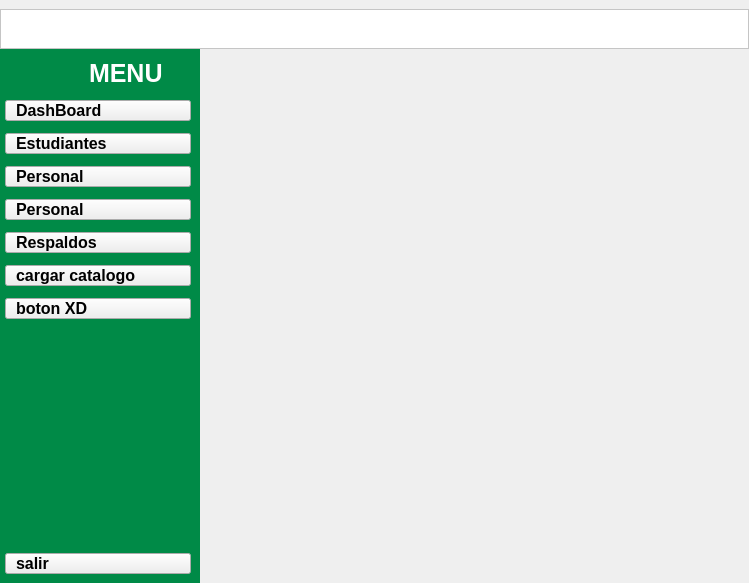
Enmanuel-86/TELA-APP, file recursos_graficos_y_logicos/elementos_graficos_ui/pantalla_principal.ui: the form before one commit.
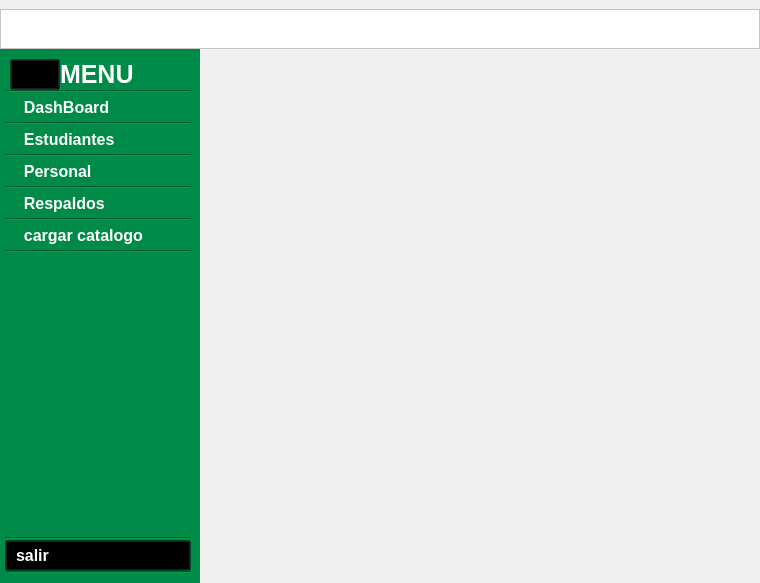
The form after the commit. Icons and pictures are not drawn.

Commit message: Nuevos ajustes para el sidebar

Patch:
```diff
--- a/recursos_graficos_y_logicos/elementos_graficos_ui/pantalla_principal.ui
+++ b/recursos_graficos_y_logicos/elementos_graficos_ui/pantalla_principal.ui
@@ -6,13 +6,16 @@
    <rect>
     <x>0</x>
     <y>0</y>
-    <width>749</width>
+    <width>760</width>
     <height>583</height>
    </rect>
   </property>
   <property name="windowTitle">
    <string>MainWindow</string>
   </property>
+  <property name="styleSheet">
+   <string notr="true"/>
+  </property>
   <widget class="QWidget" name="centralwidget">
    <layout class="QGridLayout" name="gridLayout">
     <property name="leftMargin">
@@ -260,10 +263,16 @@
          <widget class="QFrame" name="side_bar">
           <property name="minimumSize">
            <size>
-            <width>181</width>
+            <width>100</width>
             <height>351</height>
            </size>
           </property>
+          <property name="maximumSize">
+           <size>
+            <width>200</width>
+            <height>16777215</height>
+           </size>
+          </property>
           <property name="styleSheet">
            <string notr="true">QFrame{
 
@@ -282,7 +291,7 @@
           </property>
           <layout class="QVBoxLayout" name="verticalLayout_2">
            <property name="spacing">
-            <number>12</number>
+            <number>0</number>
            </property>
            <property name="leftMargin">
             <number>5</number>
@@ -292,10 +301,21 @@
            </property>
            <item>
             <widget class="QFrame" name="frame">
+             <property name="styleSheet">
+              <string notr="true">QFrame{
+
+	padding:0px 0px 0px 5px;
+
+}
+</string>
+             </property>
              <layout class="QHBoxLayout" name="horizontalLayout_2">
               <property name="spacing">
                <number>0</number>
               </property>
+              <property name="sizeConstraint">
+               <enum>QLayout::SetNoConstraint</enum>
+              </property>
               <property name="leftMargin">
                <number>0</number>
               </property>
@@ -308,27 +328,87 @@
               <property name="bottomMargin">
                <number>0</number>
               </property>
-              <item>
-               <widget class="QLabel" name="label_2">
+              <item alignment="Qt::AlignLeft">
+               <widget class="QPushButton" name="boton_menu">
                 <property name="maximumSize">
                  <size>
-                  <width>40</width>
-                  <height>30</height>
+                  <width>62</width>
+                  <height>16777215</height>
                  </size>
                 </property>
+                <property name="font">
+                 <font>
+                  <family>Arial</family>
+                  <pointsize>12</pointsize>
+                  <weight>75</weight>
+                  <bold>true</bold>
+                 </font>
+                </property>
+                <property name="styleSheet">
+                 <string notr="true">QPushButton {
+    /* Mantiene el icono a la izquierda y el texto más a la derecha */
+    text-align: left;
+    
+	background:transparent; 
+	
+	color: rgb(255, 255, 255);
+	
+
+	padding:5px 0px 5px 5px;
+
+}
+
+QPushButton:hover {
+
+
+	
+	background-color: rgb(0, 89, 45);
+
+}
+
+QPushButton:checked{
+
+
+	
+	background-color: rgb(0, 89, 45);
+
+}
+
+
+
+</string>
+                </property>
                 <property name="text">
                  <string/>
                 </property>
                 <property name="pixmap">
                  <pixmap>../recursos_de_imagenes/iconos_de_interfaz/menu.png</pixmap>
                 </property>
-                <property name="scaledContents">
-                 <bool>true</bool>
+                <property name="iconSize">
+                 <size>
+                  <width>30</width>
+                  <height>30</height>
+                 </size>
+                </property>
+                <property name="autoDefault">
+                 <bool>false</bool>
+                </property>
+                <property name="default">
+                 <bool>false</bool>
+                </property>
+                <property name="flat">
+                 <bool>false</bool>
                 </property>
                </widget>
               </item>
-              <item>
-               <widget class="QLabel" name="label_3">
+              <item alignment="Qt::AlignLeft">
+               <widget class="QLabel" name="label_menu">
+                <property name="sizePolicy">
+                 <sizepolicy hsizetype="Preferred" vsizetype="Preferred">
+                  <horstretch>10</horstretch>
+                  <verstretch>0</verstretch>
+                 </sizepolicy>
+                </property>
                 <property name="maximumSize">
                  <size>
                   <width>80</width>
@@ -348,6 +428,7 @@
 
 	
 	color: rgb(255, 255, 255);
+	padding:0px;
 
 }</string>
                 </property>
@@ -360,7 +441,14 @@
             </widget>
            </item>
            <item>
-            <widget class="QPushButton" name="pushButton_4">
+            <widget class="Line" name="line">
+             <property name="orientation">
+              <enum>Qt::Horizontal</enum>
+             </property>
+            </widget>
+           </item>
+           <item>
+            <widget class="QPushButton" name="boton_dashboard">
              <property name="font">
               <font>
                <family>Arial</family>
@@ -374,8 +462,31 @@
     /* Mantiene el icono a la izquierda y el texto más a la derecha */
     text-align: left;
     
-	padding-left:10px;
- 
+
+	background:transparent; 
+	
+	color: rgb(255, 255, 255);
+	border:none;
+	padding:5px 0px 5px 10px;
+
+}
+
+QPushButton:hover {
+
+
+	
+	background-color: rgb(0, 89, 45);
+
+}
+
+QPushButton:checked{
+
+
+	
+	background-color: rgb(0, 89, 45);
+	border-left:3px solid rgb(0, 183, 72);
+	padding-left:4px;
+
 }
 
 
@@ -383,7 +494,7 @@
 </string>
              </property>
              <property name="text">
-              <string>DashBoard</string>
+              <string>  DashBoard</string>
              </property>
              <property name="icon">
               <iconset>
@@ -391,8 +502,8 @@
              </property>
              <property name="iconSize">
               <size>
-               <width>40</width>
-               <height>40</height>
+               <width>30</width>
+               <height>30</height>
               </size>
              </property>
              <property name="checkable">
@@ -404,15 +515,13 @@
              <property name="autoExclusive">
               <bool>true</bool>
              </property>
-             <property name="autoDefault">
-              <bool>false</bool>
+            </widget>
+           </item>
+           <item>
+            <widget class="Line" name="line_2">
+             <property name="orientation">
+              <enum>Qt::Horizontal</enum>
              </property>
-             <property name="default">
-              <bool>false</bool>
-             </property>
-             <property name="flat">
-              <bool>false</bool>
-             </property>
             </widget>
            </item>
            <item>
@@ -430,16 +539,38 @@
     /* Mantiene el icono a la izquierda y el texto más a la derecha */
     text-align: left;
     
-	padding-left:10px;
- 
+
+	background:transparent; 
+	
+	color: rgb(255, 255, 255);
+	border:none;
+	padding:5px 0px 5px 10px;
+
 }
 
+QPushButton:hover {
+
+
+	
+	background-color: rgb(0, 89, 45);
+
+}
+
+QPushButton:checked{
+
+
+	
+	background-color: rgb(0, 89, 45);
+	border-left:3px solid rgb(0, 183, 72);
+	padding-left:4px;
+
+}
 
 
 </string>
              </property>
              <property name="text">
-              <string>Estudiantes</string>
+              <string>  Estudiantes</string>
              </property>
              <property name="icon">
               <iconset>
@@ -447,8 +578,8 @@
              </property>
              <property name="iconSize">
               <size>
-               <width>40</width>
-               <height>40</height>
+               <width>30</width>
+               <height>30</height>
               </size>
              </property>
              <property name="checkable">
@@ -472,46 +603,10 @@
             </widget>
            </item>
            <item>
-            <widget class="QPushButton" name="pushButton_7">
-             <property name="font">
-              <font>
-               <family>Arial</family>
-               <pointsize>12</pointsize>
-               <weight>75</weight>
-               <bold>true</bold>
-              </font>
+            <widget class="Line" name="line_3">
+             <property name="orientation">
+              <enum>Qt::Horizontal</enum>
              </property>
-             <property name="styleSheet">
-              <string notr="true">QPushButton {
-    /* Mantiene el icono a la izquierda y el texto más a la derecha */
-    text-align: left;
-    
-	padding-left:10px;
- 
-}</string>
-             </property>
-             <property name="text">
-              <string>Personal</string>
-             </property>
-             <property name="icon">
-              <iconset>
-               <normaloff>../recursos_de_imagenes/iconos_de_interfaz/equipo.png</normaloff>../recursos_de_imagenes/iconos_de_interfaz/equipo.png</iconset>
-             </property>
-             <property name="iconSize">
-              <size>
-               <width>40</width>
-               <height>40</height>
-              </size>
-             </property>
-             <property name="checkable">
-              <bool>true</bool>
-             </property>
-             <property name="autoRepeat">
-              <bool>true</bool>
-             </property>
-             <property name="autoExclusive">
-              <bool>true</bool>
-             </property>
             </widget>
            </item>
            <item>
@@ -529,12 +624,38 @@
     /* Mantiene el icono a la izquierda y el texto más a la derecha */
     text-align: left;
     
-	padding-left:10px;
- 
-}</string>
+
+	background:transparent; 
+	
+	color: rgb(255, 255, 255);
+	border:none;
+	padding:5px 0px 5px 10px;
+
+}
+
+QPushButton:hover {
+
+
+	
+	background-color: rgb(0, 89, 45);
+
+}
+
+QPushButton:checked{
+
+
+	
+	background-color: rgb(0, 89, 45);
+	border-left:3px solid rgb(0, 183, 72);
+	padding-left:4px;
+
+}
+
+
+</string>
              </property>
              <property name="text">
-              <string>Personal</string>
+              <string>  Personal</string>
              </property>
              <property name="icon">
               <iconset>
@@ -542,8 +663,8 @@
              </property>
              <property name="iconSize">
               <size>
-               <width>40</width>
-               <height>40</height>
+               <width>30</width>
+               <height>30</height>
               </size>
              </property>
              <property name="checkable">
@@ -558,7 +679,14 @@
             </widget>
            </item>
            <item>
-            <widget class="QPushButton" name="pushButton_3">
+            <widget class="Line" name="line_4">
+             <property name="orientation">
+              <enum>Qt::Horizontal</enum>
+             </property>
+            </widget>
+           </item>
+           <item>
+            <widget class="QPushButton" name="boton_respaldo">
              <property name="font">
               <font>
                <family>Arial</family>
@@ -572,12 +700,38 @@
     /* Mantiene el icono a la izquierda y el texto más a la derecha */
     text-align: left;
     
-	padding-left:10px;
- 
-}</string>
+
+	background:transparent; 
+	
+	color: rgb(255, 255, 255);
+	border:none;
+	padding:5px 0px 5px 10px;
+
+}
+
+QPushButton:hover {
+
+
+	
+	background-color: rgb(0, 89, 45);
+
+}
+
+QPushButton:checked{
+
+
+	
+	background-color: rgb(0, 89, 45);
+	border-left:3px solid rgb(0, 183, 72);
+	padding-left:4px;
+
+}
+
+
+</string>
              </property>
              <property name="text">
-              <string>Respaldos</string>
+              <string>  Respaldos</string>
              </property>
              <property name="icon">
               <iconset>
@@ -585,8 +739,8 @@
              </property>
              <property name="iconSize">
               <size>
-               <width>40</width>
-               <height>40</height>
+               <width>30</width>
+               <height>30</height>
               </size>
              </property>
              <property name="checkable">
@@ -601,7 +755,14 @@
             </widget>
            </item>
            <item>
-            <widget class="QPushButton" name="pushButton_6">
+            <widget class="Line" name="line_6">
+             <property name="orientation">
+              <enum>Qt::Horizontal</enum>
+             </property>
+            </widget>
+           </item>
+           <item>
+            <widget class="QPushButton" name="boton_cargar_catologo">
              <property name="font">
               <font>
                <family>Arial</family>
@@ -615,12 +776,38 @@
     /* Mantiene el icono a la izquierda y el texto más a la derecha */
     text-align: left;
     
-	padding-left:10px;
- 
-}</string>
+
+	background:transparent; 
+	
+	color: rgb(255, 255, 255);
+	border:none;
+	padding:5px 0px 5px 10px;
+
+}
+
+QPushButton:hover {
+
+
+	
+	background-color: rgb(0, 89, 45);
+
+}
+
+QPushButton:checked{
+
+
+	
+	background-color: rgb(0, 89, 45);
+	border-left:3px solid rgb(0, 183, 72);
+	padding-left:4px;
+
+}
+
+
+</string>
              </property>
              <property name="text">
-              <string>cargar catalogo</string>
+              <string>  cargar catalogo</string>
              </property>
              <property name="icon">
               <iconset>
@@ -628,8 +815,8 @@
              </property>
              <property name="iconSize">
               <size>
-               <width>40</width>
-               <height>40</height>
+               <width>30</width>
+               <height>30</height>
               </size>
              </property>
              <property name="checkable">
@@ -644,35 +831,12 @@
             </widget>
            </item>
            <item>
-            <widget class="QPushButton" name="pushButton_8">
-             <property name="font">
-              <font>
-               <family>Arial</family>
-               <pointsize>12</pointsize>
-               <weight>75</weight>
-               <bold>true</bold>
-              </font>
+            <widget class="Line" name="line_7">
+             <property name="frameShadow">
+              <enum>QFrame::Sunken</enum>
              </property>
-             <property name="styleSheet">
-              <string notr="true">QPushButton {
-    /* Mantiene el icono a la izquierda y el texto más a la derecha */
-    text-align: left;
-    
-	padding-left:10px;
- 
-}</string>
-             </property>
-             <property name="text">
-              <string>boton XD</string>
-             </property>
-             <property name="iconSize">
-              <size>
-               <width>40</width>
-               <height>40</height>
-              </size>
-             </property>
-             <property name="checkable">
-              <bool>false</bool>
+             <property name="orientation">
+              <enum>Qt::Horizontal</enum>
              </property>
             </widget>
            </item>
@@ -690,7 +854,14 @@
             </spacer>
            </item>
            <item>
-            <widget class="QPushButton" name="pushButton_5">
+            <widget class="Line" name="line_5">
+             <property name="orientation">
+              <enum>Qt::Horizontal</enum>
+             </property>
+            </widget>
+           </item>
+           <item>
+            <widget class="QPushButton" name="boton_salir">
              <property name="font">
               <font>
                <family>Arial</family>
@@ -704,9 +875,35 @@
     /* Mantiene el icono a la izquierda y el texto más a la derecha */
     text-align: left;
     
-	padding-left:10px;
- 
-}</string>
+
+	background:transparent; 
+	
+	color: rgb(255, 255, 255);
+	
+
+	padding:5px 0px 5px 10px;
+
+}
+
+QPushButton:hover {
+
+
+	
+	background-color: rgb(0, 89, 45);
+
+}
+
+QPushButton:checked{
+
+
+	
+	background-color: rgb(0, 89, 45);
+
+}
+
+
+
+</string>
              </property>
              <property name="text">
               <string>salir</string>
@@ -717,8 +914,8 @@
              </property>
              <property name="iconSize">
               <size>
-               <width>40</width>
-               <height>40</height>
+               <width>30</width>
+               <height>30</height>
               </size>
              </property>
              <property name="checkable">
@@ -726,6 +923,13 @@
              </property>
             </widget>
            </item>
+           <item>
+            <widget class="Line" name="line_8">
+             <property name="orientation">
+              <enum>Qt::Horizontal</enum>
+             </property>
+            </widget>
+           </item>
           </layout>
          </widget>
         </item>
```
Left out of the diff: 25 changed lines with no effect on the pictures. The commit also changes 1 other file.
